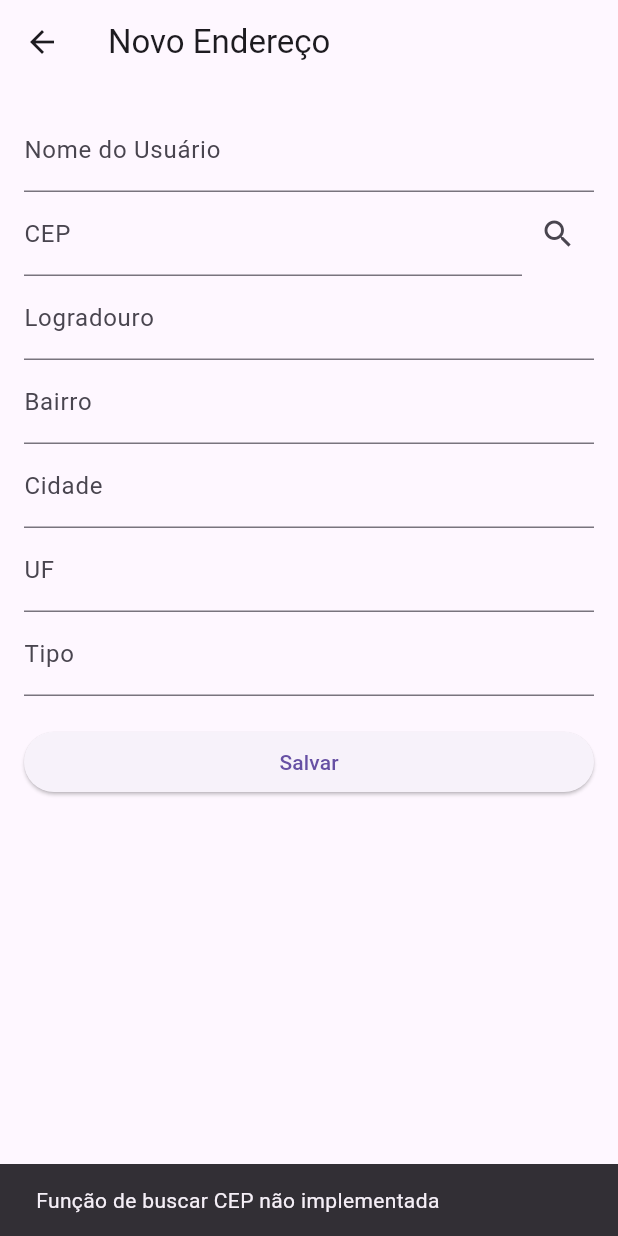
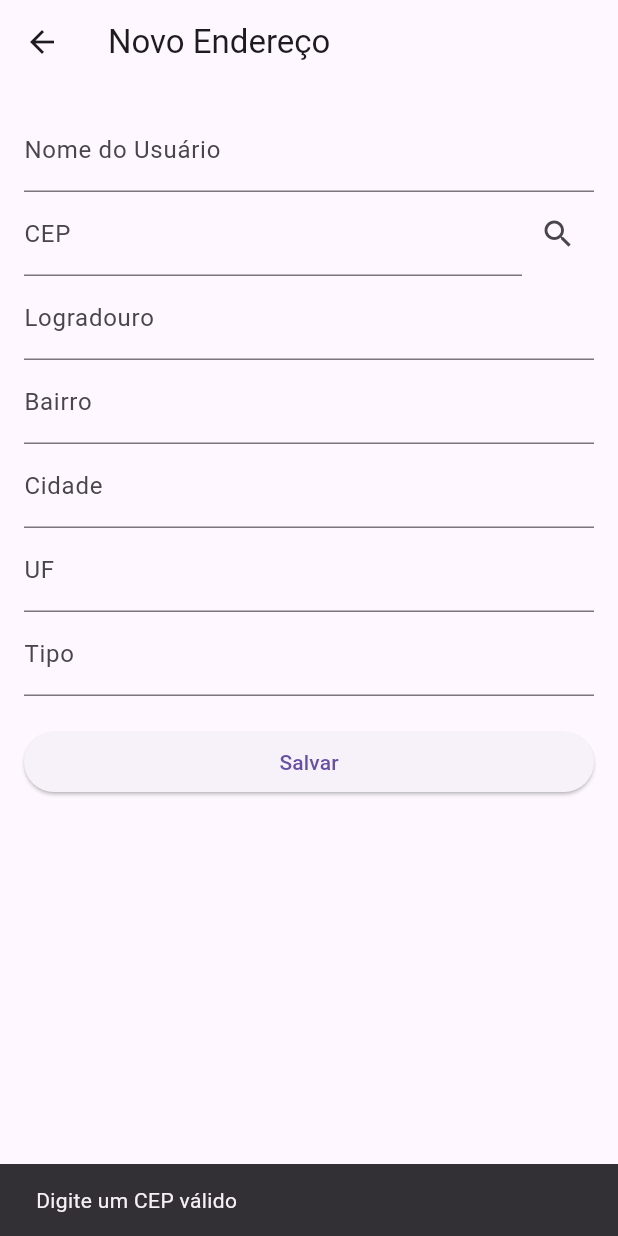
Before and after one commit to GuilhermeBussolan/crud_app, a Flutter app: the AddressFormPage screen opened directly, after a tap on the "search" icon, on a phone screen of 412 x 824 dp. Run offline on Flutter 3.47's test engine with Material 3 defaults, Android fonts, the phone set to English and light mode, and no system bars; network calls fail.

Commit message:
função fetch criada - busca CEP automaticamente

```diff
--- a/lib/main.dart
+++ b/lib/main.dart
@@ -216,7 +216,41 @@ class _AddressFormPageState extends State<AddressFormPage> {
             ],
           ),
         ) ??
-        false; // se o usuário fechar o diálogo sem escolher
+        false;
+  }
+
+  /// 🔎 Busca os dados do CEP na API e preenche os campos
+  Future<void> fetchCep() async {
+    final cep = cepController.text.trim();
+    if (cep.isEmpty) {
+      ScaffoldMessenger.of(context).showSnackBar(
+        const SnackBar(content: Text("Digite um CEP válido")),
+      );
+      return;
+    }
+
+    try {
+      final response = await http.get(Uri.parse(ApiConfig.cep(cep)));
+      if (response.statusCode == 200) {
+        final data = json.decode(response.body);
+
+        setState(() {
+          logradouroController.text = data['logradouro'] ?? "";
+          bairroController.text = data['bairro'] ?? "";
+          cidadeController.text = data['cidade'] ?? "";
+          ufController.text = data['uf'] ?? "";
+          tipoController.text = data['tipo'] ?? "";
+        });
+      } else {
+        ScaffoldMessenger.of(context).showSnackBar(
+          const SnackBar(content: Text("CEP não encontrado")),
+        );
+      }
+    } catch (e) {
+      ScaffoldMessenger.of(context).showSnackBar(
+        const SnackBar(content: Text("Erro ao buscar o CEP")),
+      );
+    }
   }
 
   @override
@@ -248,16 +282,7 @@ class _AddressFormPageState extends State<AddressFormPage> {
                   ),
                   IconButton(
                     icon: const Icon(Icons.search),
-                    // TODO: implementar função fetchCep()
-                    onPressed: () {
-                      // exemplo:
-                      // fetchCep();
-                      ScaffoldMessenger.of(context).showSnackBar(
-                        const SnackBar(
-                          content: Text("Função de buscar CEP não implementada"),
-                        ),
-                      );
-                    },
+                    onPressed: fetchCep,
                   ),
                 ],
               ),
```
